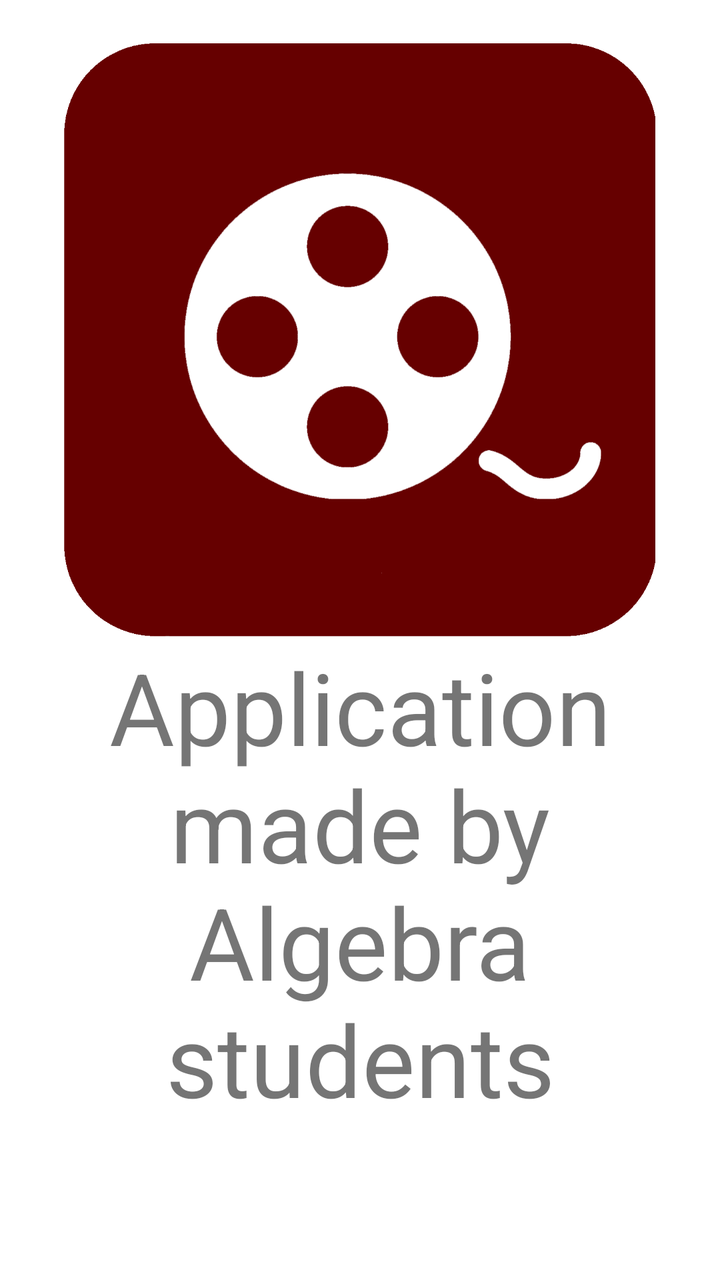
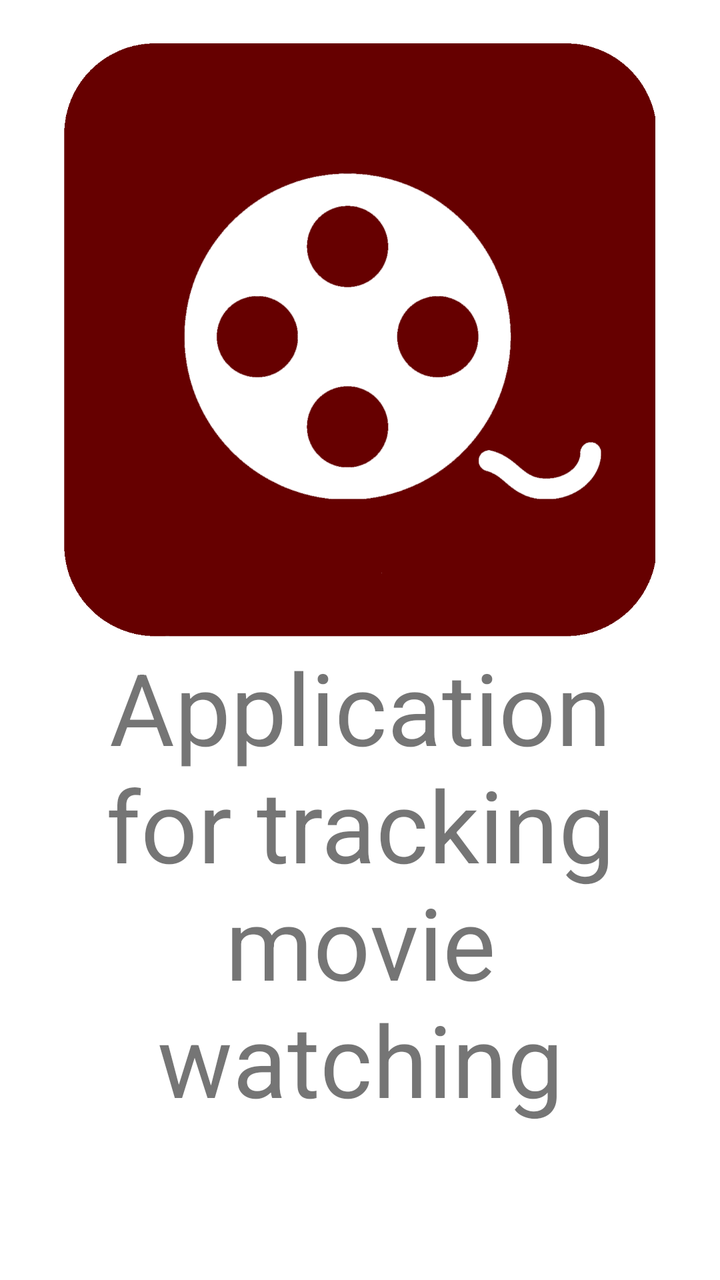

An Android layout rendered at two revisions. The XML below is the earlier revision; the diff shows what the commit changed to produce the second picture.
<!-- AndroidManifest.xml: application theme Theme.Movie -->
<!-- res/layout/fragment_about.xml -->
<?xml version="1.0" encoding="utf-8"?>
<LinearLayout xmlns:android="http://schemas.android.com/apk/res/android"
    xmlns:tools="http://schemas.android.com/tools"
    android:layout_width="match_parent"
    android:orientation="vertical"
    android:padding="@dimen/_20dp"
    android:layout_height="match_parent"
    tools:context=".fragment.AboutFragment">

    <ImageView
        android:src="@drawable/app_icon"
        android:layout_width="wrap_content"
        android:layout_height="0dp"
        android:layout_weight="1" />

    <TextView
        android:gravity="top|center"
        android:textSize="@dimen/_50sp"
        android:text="@string/application_made_by_algebra_students"
        android:layout_width="wrap_content"
        android:layout_height="0dp"
        android:layout_weight="1" />

</LinearLayout>
<!-- resources referenced by this layout -->
<resources>
  <dimen name="_20dp">20dp</dimen>
  <dimen name="_50sp">50sp</dimen>
  <!-- drawable app_icon: png bitmap (drawable, 41225 bytes) -->
  <string name="application_made_by_algebra_students">Application made by Algebra students</string>
  <style name="Theme.Movie" parent="Theme.MaterialComponents.DayNight.DarkActionBar">
          
          <item name="colorPrimary">@color/black</item>
          <item name="colorPrimaryVariant">@color/black</item>
          <item name="colorOnPrimary">@color/white</item>
          
          <item name="colorSecondary">@color/teal_200</item>
          <item name="colorSecondaryVariant">@color/teal_700</item>
          <item name="colorOnSecondary">@color/black</item>
          
          <item name="android:statusBarColor">?attr/colorPrimaryVariant</item>
          
      </style>
  <color name="black">#FF000000</color>
  <color name="white">#FFFFFFFF</color>
  <color name="teal_200">#FF03DAC5</color>
  <color name="teal_700">#FF018786</color>
</resources>

<!-- the commit's change to res/layout/fragment_about.xml (unified diff, before → after) -->
@@ -16,7 +16,7 @@
     <TextView
         android:gravity="top|center"
         android:textSize="@dimen/_50sp"
-        android:text="@string/application_made_by_algebra_students"
+        android:text="@string/about_app_text"
         android:layout_width="wrap_content"
         android:layout_height="0dp"
         android:layout_weight="1" />
<!-- resource entries referenced after the edit -->
@@ -3,7 +3,7 @@
   <dimen name="_20dp">20dp</dimen>
   <dimen name="_50sp">50sp</dimen>
   <!-- drawable app_icon: png bitmap (drawable, 41225 bytes) -->
-  <string name="application_made_by_algebra_students">Application made by Algebra students</string>
+  <string name="about_app_text">Application for tracking movie watching</string>
   <style name="Theme.Movie" parent="Theme.MaterialComponents.DayNight.DarkActionBar">
           
           <item name="colorPrimary">@color/black</item>
